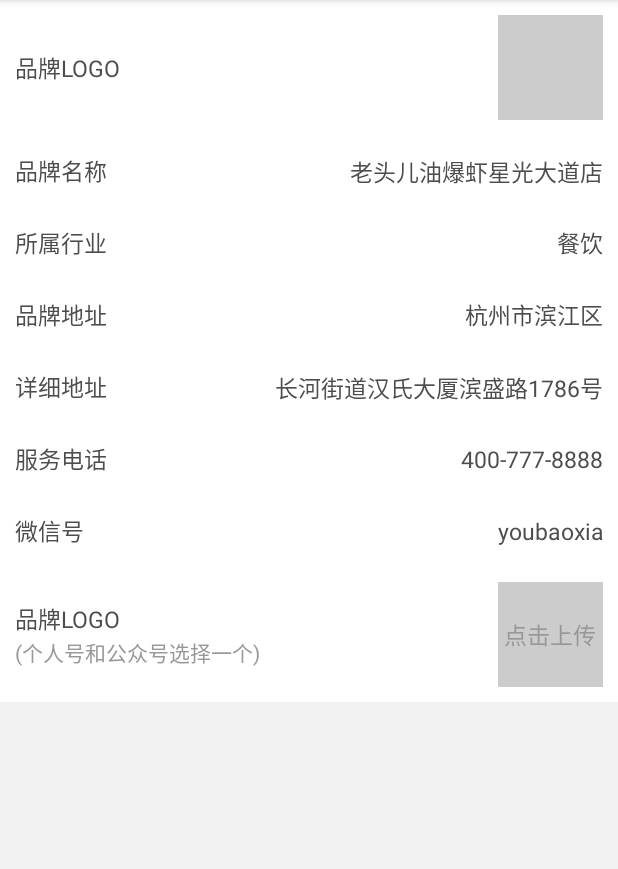
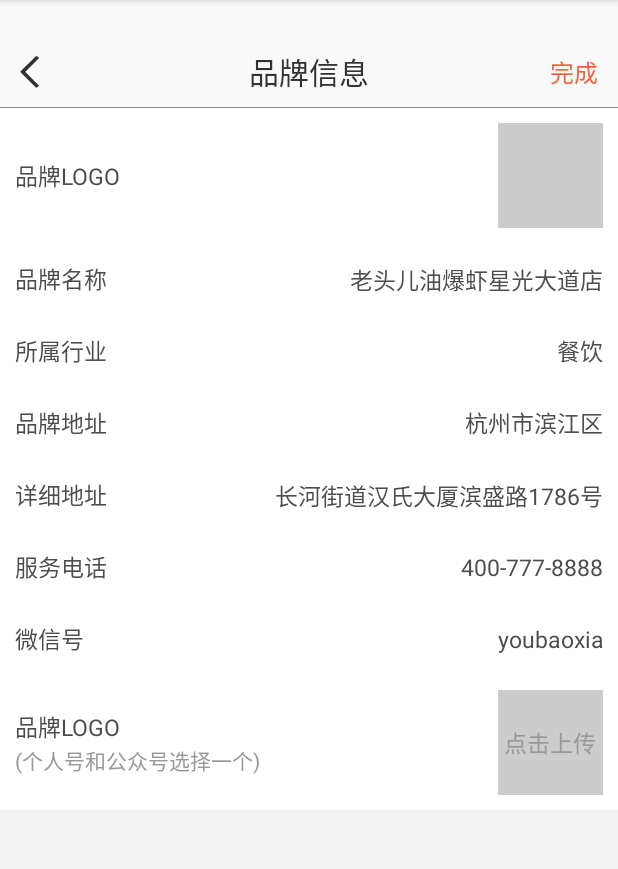
Before and after one commit to smallhorse87/MyBole, an Android app: the screen it shows after launch (MerchantFormActivity), after a tap on "品牌LOGO", on a phone screen of 412 x 824 dp, the part 84-953 px from its top. Run offline under Robolectric (Android 15) with nearby library versions, the phone set to English and light mode, and no system bars; our stand-ins replace ButterKnife; libraries missing offline, so code that uses them is left out: com.loopj.android; pictures from the network do not load; 4 statements that could not run were skipped.

Commit message:
商户信息

```diff
--- a/app/src/main/java/com/bacy/view/titlebar/TitleBar.java
+++ b/app/src/main/java/com/bacy/view/titlebar/TitleBar.java
@@ -2,6 +2,7 @@ package com.bacy.view.titlebar;
 
 import android.content.Context;
 import android.content.res.Resources;
+import android.graphics.Color;
 import android.graphics.drawable.Drawable;
 import android.text.TextUtils;
 import android.util.AttributeSet;
@@ -80,7 +81,7 @@ public class TitleBar extends ViewGroup implements View.OnClickListener {
         mLeftText.setTextSize(DEFAULT_ACTION_TEXT_SIZE);
         mLeftText.setSingleLine();
         mLeftText.setGravity(Gravity.CENTER_VERTICAL);
-        mLeftText.setPadding(mOutPadding, 0, mOutPadding, 0);
+        mLeftText.setPadding(mOutPadding+mActionPadding, 0, mOutPadding+mActionPadding, 0);
 
         mCenterText = new TextView(context);
         mSubTitleText = new TextView(context);
@@ -322,6 +323,7 @@ public class TitleBar extends ViewGroup implements View.OnClickListener {
             if (mActionTextColor != 0) {
                 text.setTextColor(mActionTextColor);
             }
+
             view = text;
         }
 
--- a/app/src/main/java/com/zhitian/mybole/activity/merchant/MerchantFormActivity.java
+++ b/app/src/main/java/com/zhitian/mybole/activity/merchant/MerchantFormActivity.java
@@ -1,7 +1,6 @@
 package com.zhitian.mybole.activity.merchant;
 
 import android.Manifest;
-import android.content.DialogInterface;
 import android.content.Intent;
 import android.content.pm.PackageManager;
 import android.graphics.Bitmap;
@@ -9,14 +8,13 @@ import android.net.Uri;
 import android.os.Build;
 import android.os.Bundle;
 import android.support.annotation.NonNull;
-import android.support.annotation.Nullable;
 import android.support.v4.app.ActivityCompat;
-import android.support.v7.app.AlertDialog;
-import android.support.v7.app.AppCompatActivity;
 import android.util.Log;
 import android.view.View;
+import android.widget.EditText;
 import android.widget.ImageView;
 import android.widget.LinearLayout;
+import android.widget.TextView;
 import android.widget.Toast;
 
 import com.yalantis.ucrop.UCrop;
@@ -28,6 +26,7 @@ import com.zhitian.mybole.base.BaseActivity;
 import java.io.File;
 
 import butterknife.Bind;
+import butterknife.ButterKnife;
 import butterknife.OnClick;
 
 public class MerchantFormActivity extends BaseActivity {
@@ -40,6 +39,28 @@ public class MerchantFormActivity extends BaseActivity {
     LinearLayout mllLogo;
     @Bind(R.id.iv_logo)
     ImageView mIvLogo;
+    @Bind(R.id.et_merchantname)
+    EditText etMerchantname;
+    @Bind(R.id.tv_category)
+    TextView tvCategory;
+    @Bind(R.id.ll_category)
+    LinearLayout llCategory;
+    @Bind(R.id.tv_address)
+    TextView tvAddress;
+    @Bind(R.id.ll_address)
+    LinearLayout llAddress;
+    @Bind(R.id.et_detailed_address)
+    EditText etDetailedAddress;
+    @Bind(R.id.et_telphone)
+    EditText etTelphone;
+    @Bind(R.id.et_offical_account)
+    EditText etOfficalAccount;
+    @Bind(R.id.iv_qrcode)
+    ImageView ivQrcode;
+    @Bind(R.id.tv_qrcode_placeholder)
+    TextView tvQrcodePlaceholder;
+    @Bind(R.id.ll_qrcode)
+    LinearLayout llQrcode;
 
     private Uri mDestinationUri;
 
@@ -49,13 +70,17 @@ public class MerchantFormActivity extends BaseActivity {
     }
 
     @Override
-    protected String getNavTitle(){
+    protected String getNavTitle() {
         return "品牌信息";
     }
 
     @Override
-    protected void leftNavBtnHandle(){
-        AppContext.showToast("点击了发布");
+    protected void leftNavBtnHandle() {
+        AppContext.showToast("点击了返回键");
+    }
+
+    protected void actionBtnHandle() {
+        AppContext.showToast("点击了右侧键");
     }
 
     @Override
@@ -64,13 +89,8 @@ public class MerchantFormActivity extends BaseActivity {
     }
 
     @Override
-    protected void initListeners(Bundle savedInstanceState){
+    protected void initListeners(Bundle savedInstanceState) {
 
-    }
-
-    @OnClick(R.id.ll_logo)
-    public void onClick() {
-        pickFromGallery();
     }
 
     private void pickFromGallery() {
@@ -143,5 +163,26 @@ public class MerchantFormActivity extends BaseActivity {
         }
     }
 
-
+    @OnClick({R.id.ll_logo, R.id.et_merchantname, R.id.ll_category, R.id.ll_address, R.id.et_detailed_address, R.id.et_telphone, R.id.et_offical_account, R.id.ll_qrcode})
+    public void onClick(View view) {
+        switch (view.getId()) {
+            case R.id.ll_logo:
+                pickFromGallery();
+                break;
+            case R.id.et_merchantname:
+                break;
+            case R.id.ll_category:
+                break;
+            case R.id.ll_address:
+                break;
+            case R.id.et_detailed_address:
+                break;
+            case R.id.et_telphone:
+                break;
+            case R.id.et_offical_account:
+                break;
+            case R.id.ll_qrcode:
+                break;
+        }
+    }
 }
--- a/app/src/main/java/com/zhitian/mybole/base/BaseActivity.java
+++ b/app/src/main/java/com/zhitian/mybole/base/BaseActivity.java
@@ -94,50 +94,37 @@ public class BaseActivity extends AppCompatActivity implements
 
     private void setNavBar()
     {
-//        final TitleBar titleBar = (TitleBar) findViewById(R.id.title_bar);
-//
-//        if (titleBar == null)
-//            return;
-//
-//        if (getNavTitle() == null || getNavTitle().length() == 0)
-//            titleBar.setVisibility(View.GONE);
-//
-//        titleBar.setImmersive(true);
-//
-//        titleBar.setBackgroundColor(Color.parseColor("#64b4ff"));
-//
-//        titleBar.setLeftImageResource(R.mipmap.back_green);
-//        titleBar.setLeftText("返回");
-//        titleBar.setLeftTextColor(Color.WHITE);
-//        titleBar.setLeftClickListener(new View.OnClickListener() {
-//            @Override
-//            public void onClick(View v) {
-//                leftNavBtnHandle();
-//            }
-//        });
-//
-//        titleBar.setTitle(getNavTitle());
-//        titleBar.setTitleColor(Color.WHITE);
-//        //titleBar.setSubTitleColor(Color.WHITE);
-//        titleBar.setDividerColor(Color.GRAY);
+        final TitleBar titleBar = (TitleBar) findViewById(R.id.title_bar);
 
-//        titleBar.setActionTextColor(Color.WHITE);
-//        mCollectView = (ImageView) titleBar.addAction(new TitleBar.ImageAction(R.mipmap.collect) {
-//            @Override
-//            public void performAction(View view) {
-//                Toast.makeText(BaseActivity.this, "点击了收藏", Toast.LENGTH_SHORT).show();
-//                mCollectView.setImageResource(R.mipmap.fabu);
-//                titleBar.setTitle(mIsSelected ? "文章详情\n朋友圈" : "帖子详情");
-//                mIsSelected = !mIsSelected;
-//            }
-//        });
-//
-//        titleBar.addAction(new TitleBar.TextAction("发布") {
-//            @Override
-//            public void performAction(View view) {
-//                Toast.makeText(BaseActivity.this, "点击了发布", Toast.LENGTH_SHORT).show();
-//            }
-//        });
+        if (titleBar == null)
+            return;
+
+        if (getNavTitle() == null || getNavTitle().length() == 0)
+            titleBar.setVisibility(View.GONE);
+
+        titleBar.setImmersive(true);
+
+        titleBar.setBackgroundColor(Color.parseColor("#F9F9F9"));
+
+        titleBar.setLeftImageResource(R.mipmap.ic_topexit_normal);
+        titleBar.setLeftClickListener(new View.OnClickListener() {
+            @Override
+            public void onClick(View v) {
+                leftNavBtnHandle();
+            }
+        });
+
+        titleBar.setTitle(getNavTitle());
+        titleBar.setTitleColor(Color.parseColor("#333333"));
+        titleBar.setDividerColor(Color.GRAY);
+
+        titleBar.setActionTextColor(Color.parseColor("#f4603d"));
+        titleBar.addAction(new TitleBar.TextAction("完成") {
+            @Override
+            public void performAction(View view) {
+                actionBtnHandle();
+            }
+        });
     }
 
     protected int getLayoutId() {
@@ -150,6 +137,10 @@ public class BaseActivity extends AppCompatActivity implements
 
     protected void leftNavBtnHandle(){
         finish();
+    }
+
+    protected void actionBtnHandle(){
+
     }
 
     protected void initViews(Bundle savedInstanceState) {}
--- a/app/src/main/res/layout/activity_merchant_form.xml
+++ b/app/src/main/res/layout/activity_merchant_form.xml
@@ -1,15 +1,22 @@
 <?xml version="1.0" encoding="utf-8"?>
-<RelativeLayout xmlns:android="http://schemas.android.com/apk/res/android"
+<RelativeLayout
+    xmlns:android="http://schemas.android.com/apk/res/android"
     xmlns:tools="http://schemas.android.com/tools"
     android:layout_width="match_parent"
     android:layout_height="match_parent"
     tools:context="com.zhitian.mybole.activity.merchant.MerchantFormActivity"
     android:background="#f2f2f2">
 
+    <com.bacy.view.titlebar.TitleBar
+        android:id="@+id/title_bar"
+        android:layout_width="match_parent"
+        android:layout_height="wrap_content"/>
+
     <ScrollView
         android:layout_width="fill_parent"
         android:layout_height="wrap_content"
         android:id="@+id/scrollView"
+        android:layout_below="@id/title_bar"
         android:background="#ffffff">
 
         <LinearLayout
@@ -39,9 +46,9 @@
                     android:layout_weight="1" />
 
                 <ImageView
+                    android:id="@+id/iv_logo"
                     android:layout_width="70dp"
                     android:layout_height="70dp"
-                    android:id="@+id/iv_logo"
                     android:layout_gravity="center_vertical"
                     android:background="#cccccc"
                     android:layout_marginRight="10dp"
@@ -72,7 +79,7 @@
                 <EditText
                     android:layout_width="wrap_content"
                     android:layout_height="match_parent"
-                    android:id="@+id/editText"
+                    android:id="@+id/et_merchantname"
                     android:layout_marginRight="10dp"
                     android:layout_weight="1"
                     android:textColor="#4d4d4d"
@@ -109,7 +116,7 @@
                     android:layout_width="wrap_content"
                     android:layout_height="wrap_content"
                     android:text="餐饮"
-                    android:id="@+id/textView8"
+                    android:id="@+id/tv_category"
                     android:layout_gravity="center_vertical"
                     android:textSize="15dp"
                     android:textColor="#4d4d4d"
@@ -144,7 +151,7 @@
                     android:layout_width="wrap_content"
                     android:layout_height="wrap_content"
                     android:text="杭州市滨江区"
-                    android:id="@+id/textView10"
+                    android:id="@+id/tv_address"
                     android:layout_gravity="center_vertical"
                     android:textSize="15dp"
                     android:textColor="#4d4d4d"
@@ -177,7 +184,7 @@
                 <EditText
                     android:layout_width="wrap_content"
                     android:layout_height="match_parent"
-                    android:id="@+id/editText2"
+                    android:id="@+id/et_detailed_address"
                     android:layout_marginRight="10dp"
                     android:layout_weight="1"
                     android:textColor="#4d4d4d"
@@ -213,7 +220,7 @@
                 <EditText
                     android:layout_width="wrap_content"
                     android:layout_height="match_parent"
-                    android:id="@+id/editText3"
+                    android:id="@+id/et_telphone"
                     android:layout_marginRight="10dp"
                     android:layout_weight="1"
                     android:textColor="#4d4d4d"
@@ -248,7 +255,7 @@
                 <EditText
                     android:layout_width="wrap_content"
                     android:layout_height="match_parent"
-                    android:id="@+id/editText4"
+                    android:id="@+id/et_offical_account"
                     android:layout_marginRight="10dp"
                     android:layout_weight="1"
                     android:textColor="#4d4d4d"
@@ -306,7 +313,7 @@
                     <ImageView
                         android:layout_width="match_parent"
                         android:layout_height="match_parent"
-                        android:id="@+id/imageView7"
+                        android:id="@+id/iv_qrcode"
                         android:layout_gravity="center_vertical"
                         android:background="#cccccc"
                         android:scaleType="centerCrop" />
@@ -315,7 +322,7 @@
                         android:layout_width="match_parent"
                         android:layout_height="match_parent"
                         android:text="点击上传"
-                        android:id="@+id/textView16"
+                        android:id="@+id/tv_qrcode_placeholder"
                         android:layout_gravity="center_vertical"
                         android:textSize="15dp"
                         android:textColor="#989898"
--- a/app/src/main/res/values/colors.xml
+++ b/app/src/main/res/values/colors.xml
@@ -19,14 +19,18 @@
     <color name="pink">#FFC0CB</color>
     <color name="orange">#FFA500</color>
     <color name="lemonyellow">#FFFACD</color>
-    <color name="graywhite">#F5F5F5</color>
+    <color name="graywhite">#F9F9F9</color>
     <color name="graylightslate">#cccccc</color>
     <color name="grayslate">#989898</color>
     <color name="graydarkslate">#4d4d4d</color>
+    <color name="deepgray">#333333</color>
     <color name="lightblue">#0083FF</color>
 
     <color name="major_yellow">#feb416</color>
     <color name="major_yellow40">#40feb416</color>
+
+    <color name="major_orange">#f4603d</color>
+    <color name="major_orange40">#40f4603d</color>
 
     <color name="grid_create_activity_normal_color">#f6687c</color>
     <color name="grid_create_activity_pressed_color">#e44d62</color>
```
Also changed, not shown: app/src/main/java/com/zhitian/mybole/model/MerchantFormModel.java (added, +7 -0 lines), app/src/main/res/mipmap-hdpi/ic_topexit_normal.png (added).
